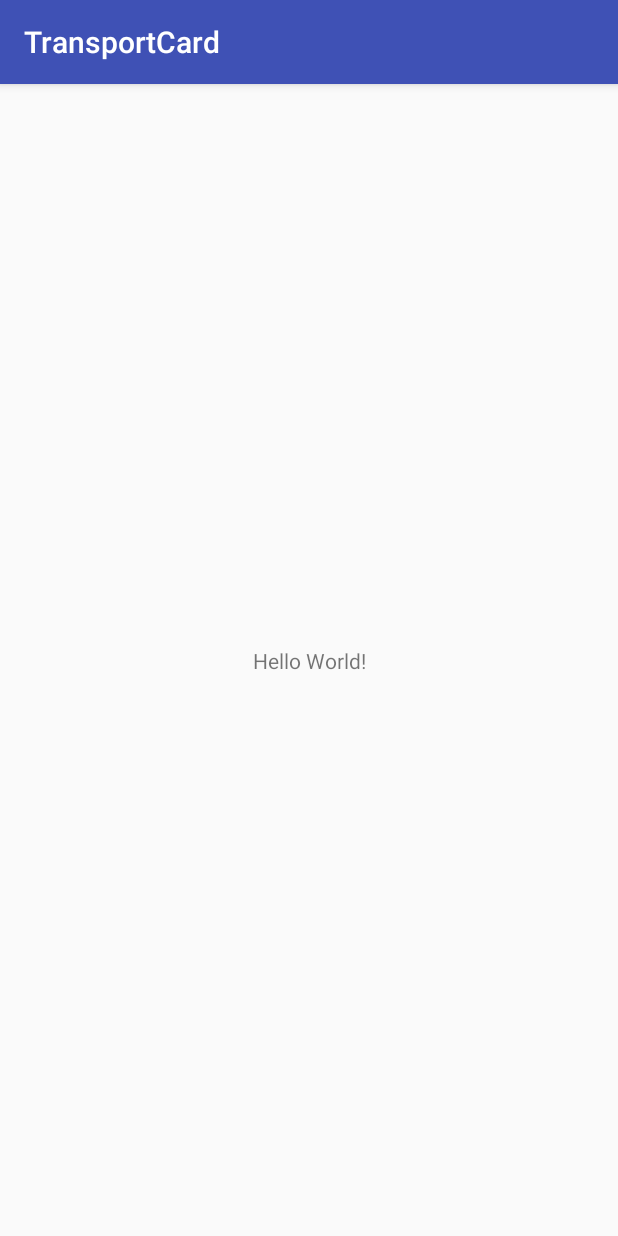
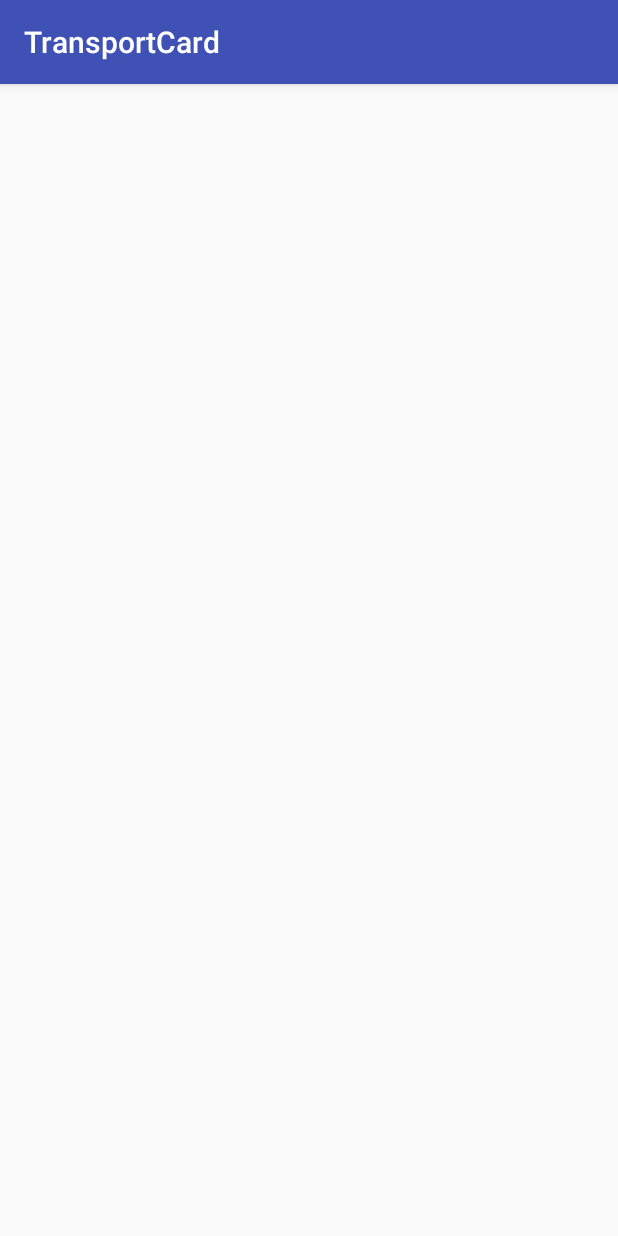
Before and after one commit to jeacelo/TransportCard, an Android app: the screen it shows after launch (MainActivity), on a phone screen of 412 x 824 dp. Run offline under Robolectric (Android 15) with nearby library versions, the phone set to English and light mode, and no system bars.

Commit message:
Layout initializated

```diff
--- a/app/src/main/res/layout/activity_main.xml
+++ b/app/src/main/res/layout/activity_main.xml
@@ -1,19 +1,12 @@
 <?xml version="1.0" encoding="utf-8"?>
-<android.support.constraint.ConstraintLayout
+<LinearLayout
     xmlns:android="http://schemas.android.com/apk/res/android"
     xmlns:tools="http://schemas.android.com/tools"
     xmlns:app="http://schemas.android.com/apk/res-auto"
     android:layout_width="match_parent"
     android:layout_height="match_parent"
+    android:orientation="horizontal"
     tools:context="es.devjacl.transportcard.MainActivity">
 
-    <TextView
-        android:layout_width="wrap_content"
-        android:layout_height="wrap_content"
-        android:text="Hello World!"
-        app:layout_constraintBottom_toBottomOf="parent"
-        app:layout_constraintLeft_toLeftOf="parent"
-        app:layout_constraintRight_toRightOf="parent"
-        app:layout_constraintTop_toTopOf="parent" />
 
-</android.support.constraint.ConstraintLayout>
+</LinearLayout>
```
